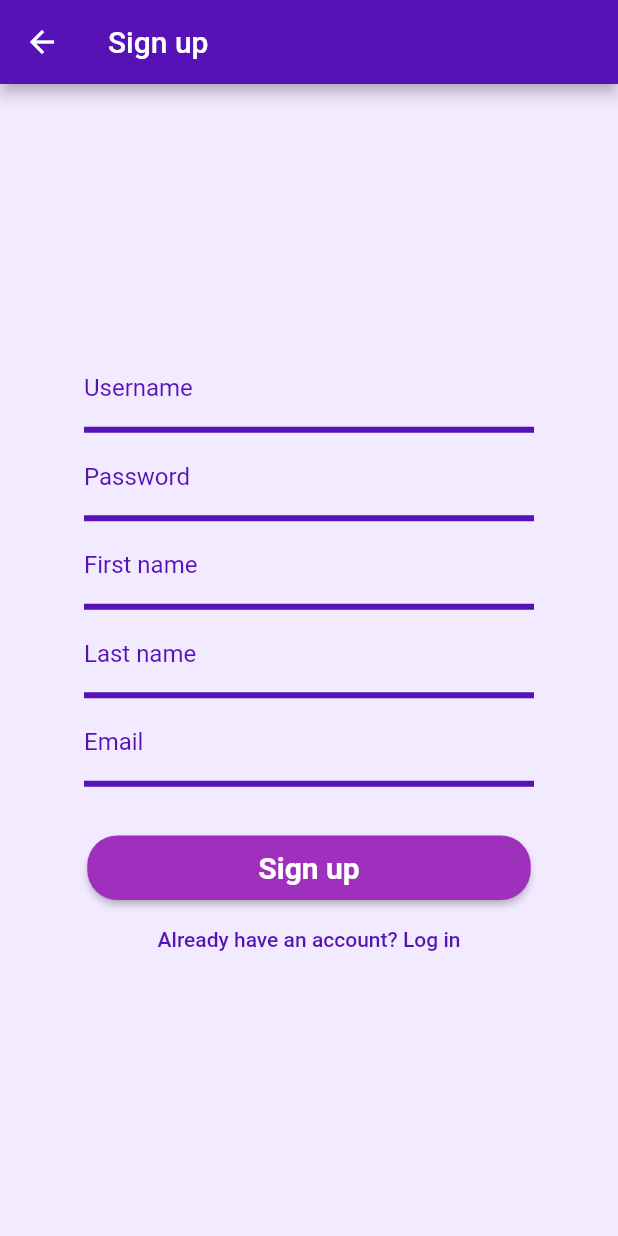
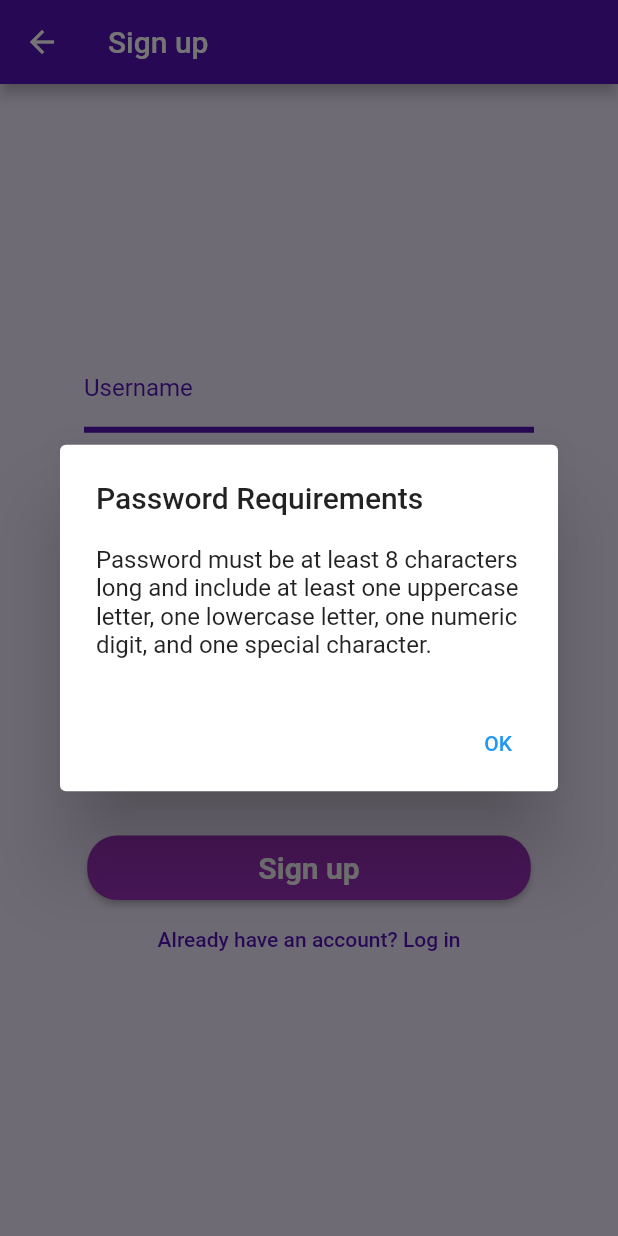
Before and after one commit to Tiffany-P/COP4331FlutterApp, a Flutter app: the RegisterPage screen opened directly, after a tap on "Sign up", on a phone screen of 412 x 824 dp. Run offline on Flutter 3.47's test engine with Material 2 defaults, Android fonts, the phone set to English and light mode, and no system bars; our stand-ins replace carousel_slider; network calls fail.

Commit message:
updated email verify, pass requirements,+ styling

```diff
--- a/frontend/lib/flashcardsPage.dart
+++ b/frontend/lib/flashcardsPage.dart
@@ -253,7 +253,7 @@ class _FlashcardPageState extends State<FlashcardPage> with SingleTickerProvider
                 onPressed: () {
                Navigator.push(
                     context,
-                    MaterialPageRoute(builder: (context) =>  TestPage(id: widget.quizId,)),
+                    MaterialPageRoute(builder: (context) =>  TestPage(id: widget.quizId, name: widget.name)),
                   );
                 },
                 child: Text("Take Test"),
--- a/frontend/lib/register.dart
+++ b/frontend/lib/register.dart
@@ -5,8 +5,6 @@ import 'package:http/http.dart' as http;
 import 'dart:convert';
 import 'login.dart';
 import 'home.dart';
-//import 'package:mailer/mailer.dart';
-//import 'package:mailer/smtp_server/gmail.dart';
 
 // Define the API endpoint URL
 const String apiUrl =
@@ -60,7 +58,7 @@ Future<void> RegisterUser(BuildContext context, String login, String password,
       print("User: $login, Pass: $password");
 
       String baseUrl =
-          "https://cop4331-27-c6dfafc737d8.herokuapp.com/api/users/verify";
+          "https://cop4331-27-c6dfafc737d8.herokuapp.com/doverify";
       Map<String, String> queryParams = {
         "login": login,
         "password": password,
@@ -81,20 +79,10 @@ Future<void> RegisterUser(BuildContext context, String login, String password,
 
       sendEmail(verifyLink, email);
 
-      ScaffoldMessenger.of(context).showSnackBar(const SnackBar(
+      ScaffoldMessenger.of(context).showSnackBar(SnackBar(
         content: Text(
-            "Registration Successful. Verify email by clicking link in inbox"),
+            "Registration Successful. Email verification sent to $email"),
       ));
-
-      /*Fluttertoast.showToast(
-        msg: "Registration Successful. Verify email by clicking link in inbox",
-        toastLength: Toast.LENGTH_SHORT,
-        gravity: ToastGravity.BOTTOM,
-        timeInSecForIosWeb: 15,
-        backgroundColor: Colors.red,
-        textColor: Colors.white,
-        fontSize: 16.0
-    );*/
 
       Navigator.push(
         context,
@@ -120,8 +108,6 @@ void sendEmail(String verifyLink, String userEmail) async {
   String apiKey = '5ada97d0e87cdefddf373bc99b622fe8';
   String apiSecret = 'da1c2ddf1f7c3ed073aa2080de8bd237';
 
-  int templateId = 5324155;
-
   // Create an email payload
     Map<String, dynamic> emailPayload = {
       'Messages': [
@@ -130,12 +116,9 @@ void sendEmail(String verifyLink, String userEmail) async {
           'To': [
             {'Email': userEmail}
           ],
-        'TemplateID': templateId,
           'TemplateLanguage': true,
           'Subject': 'Email Verification',
-        'Variables': {
-          'verify_link': verifyLink, // Replace with your template variables
-        },
+          'TextPart': 'Click the link for password reset: $verifyLink',
         }
       ]
     };
@@ -158,6 +141,51 @@ void sendEmail(String verifyLink, String userEmail) async {
   // Print the response
   print('Mailjet API Response: ${response.statusCode}');
   print('Response Body: ${response.body}');
+}
+
+bool validatePassword(BuildContext context, String password) {
+    // Replace with your password complexity check function
+    bool isComplex = isPasswordComplex(password);
+
+    if (isComplex) {
+      print('Password is complex and meets requirements.');
+      return true;
+      // Proceed with account creation or password update
+    } else {
+      print('Password does not meet complexity requirements.');
+      // Display an alert to the user
+      showPasswordAlert(context);
+      return false;
+    }
+  }
+
+  bool isPasswordComplex(String password) {
+    // Your password complexity check logic
+    return password.length >= 8 &&
+        password.contains(RegExp(r'[A-Z]')) &&
+        password.contains(RegExp(r'[a-z]')) &&
+        password.contains(RegExp(r'[0-9]')) &&
+        password.contains(RegExp(r'[!@#\$%^&*(),.?":{}|<>]'));
+  }
+
+  void showPasswordAlert(BuildContext context) {
+    showDialog(
+      context: context,
+      builder: (BuildContext context) {
+        return AlertDialog(
+          title: Text('Password Requirements'),
+          content: Text('Password must be at least 8 characters long and include at least one uppercase letter, one lowercase letter, one numeric digit, and one special character.'),
+          actions: [
+            TextButton(
+              onPressed: () {
+                Navigator.of(context).pop(); // Close the dialog
+              },
+              child: Text('OK'),
+            ),
+          ],
+        );
+      },
+    );
   }
 
 class RegisterPage extends StatelessWidget {
@@ -244,8 +272,13 @@ class RegisterPage extends StatelessWidget {
               const SizedBox(height: 30.0),
               ElevatedButton(
                 onPressed: () {
+                  if(validatePassword(context, passwordInput.text) == true) {
                     RegisterUser(context, usernameInput.text, passwordInput.text,
                         firstNameInput.text, lastNameInput.text, emailInput.text);
+                  }
+                  else {
+                    print("does not neet password requirements");
+                  }
                 },
                 style: ElevatedButton.styleFrom(
                     primary: Color.fromARGB(255, 158, 48, 189),
```
Also changed, not shown: frontend/lib/home.dart (+22 -15 lines), frontend/lib/test.dart (+28 -2 lines). Lines whose indentation alone changed are shown as unchanged.
